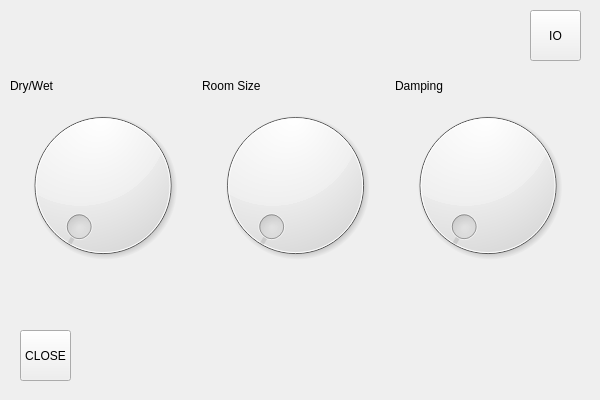
Above: CrimsonGUI/dialogreverb1.ui from eduardosacco/crimsonfx before the change. Below: the same form after it.
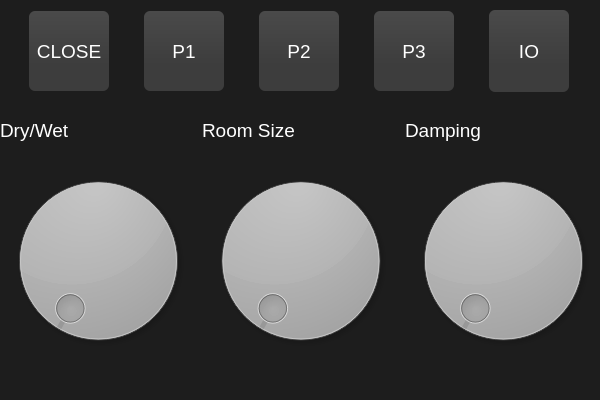
That is the form after the change.

The edit to the form file:
```diff
--- a/CrimsonGUI/dialogreverb1.ui
+++ b/CrimsonGUI/dialogreverb1.ui
@@ -13,42 +13,42 @@
   <property name="windowTitle">
    <string>Dialog</string>
   </property>
-  <widget class="QToolButton" name="tBtnClose">
-   <property name="geometry">
-    <rect>
-     <x>20</x>
-     <y>330</y>
-     <width>51</width>
-     <height>51</height>
-    </rect>
-   </property>
-   <property name="text">
-    <string>CLOSE</string>
-   </property>
-  </widget>
-  <widget class="QToolButton" name="toolButton_2">
-   <property name="geometry">
-    <rect>
-     <x>530</x>
-     <y>10</y>
-     <width>51</width>
-     <height>51</height>
-    </rect>
-   </property>
-   <property name="text">
-    <string>IO</string>
-   </property>
-   <property name="checkable">
-    <bool>true</bool>
-   </property>
-  </widget>
+  <property name="styleSheet">
+   <string notr="true">QDialog{
+background-color:#1d1d1d;
+}
+QDial{
+background-color: #3d3d3d;
+}
+QPushButton {
+font:14pt;
+font-family:Segoe UI;
+color:#fff;
+border: 0px;
+border-radius: 6px;      
+background-color: qlineargradient(x1: 0, y1: 0, x2: 0, y2: 0.67,  stop: 0 #4a4a4a, stop: 1 #3d3d3d);
+}
+ QPushButton:pressed {
+font:14pt;
+font-family:Segoe UI;
+color:#fff;
+border: 0px;
+background-color: qlineargradient(x1: 0, y1: 0, x2: 0, y2: 0.67, stop: 0 #3d3d3d, stop: 1 #303030);
+}
+QLabel{
+font:14pt;
+font-family:Segoe UI;
+color:#fff;
+qproperty-alignment:AlignCenter;
+}</string>
+  </property>
   <widget class="QWidget" name="horizontalLayoutWidget">
    <property name="geometry">
     <rect>
-     <x>10</x>
-     <y>70</y>
-     <width>571</width>
-     <height>31</height>
+     <x>0</x>
+     <y>100</y>
+     <width>601</width>
+     <height>61</height>
     </rect>
    </property>
    <layout class="QHBoxLayout" name="horizontalLayout">
@@ -78,10 +78,10 @@
   <widget class="QWidget" name="gridLayoutWidget">
    <property name="geometry">
     <rect>
-     <x>10</x>
-     <y>100</y>
-     <width>571</width>
-     <height>171</height>
+     <x>0</x>
+     <y>160</y>
+     <width>601</width>
+     <height>201</height>
     </rect>
    </property>
    <layout class="QGridLayout" name="gridLayout">
@@ -96,6 +96,117 @@
     </item>
    </layout>
   </widget>
+  <widget class="QWidget" name="horizontalLayoutWidget_2">
+   <property name="geometry">
+    <rect>
+     <x>0</x>
+     <y>10</y>
+     <width>601</width>
+     <height>82</height>
+    </rect>
+   </property>
+   <layout class="QHBoxLayout" name="horizontalLayout_2">
+    <item>
+     <widget class="QPushButton" name="btnClose">
+      <property name="sizePolicy">
+       <sizepolicy hsizetype="Fixed" vsizetype="Fixed">
+        <horstretch>0</horstretch>
+        <verstretch>0</verstretch>
+       </sizepolicy>
+      </property>
+      <property name="minimumSize">
+       <size>
+        <width>80</width>
+        <height>80</height>
+       </size>
+      </property>
+      <property name="text">
+       <string>CLOSE</string>
+      </property>
+     </widget>
+    </item>
+    <item>
+     <widget class="QPushButton" name="btnPreset1">
+      <property name="sizePolicy">
+       <sizepolicy hsizetype="Fixed" vsizetype="Fixed">
+        <horstretch>0</horstretch>
+        <verstretch>0</verstretch>
+       </sizepolicy>
+      </property>
+      <property name="minimumSize">
+       <size>
+        <width>80</width>
+        <height>80</height>
+       </size>
+      </property>
+      <property name="text">
+       <string>P1</string>
+      </property>
+     </widget>
+    </item>
+    <item>
+     <widget class="QPushButton" name="btnPreset2">
+      <property name="sizePolicy">
+       <sizepolicy hsizetype="Fixed" vsizetype="Fixed">
+        <horstretch>0</horstretch>
+        <verstretch>0</verstretch>
+       </sizepolicy>
+      </property>
+      <property name="minimumSize">
+       <size>
+        <width>80</width>
+        <height>80</height>
+       </size>
+      </property>
+      <property name="text">
+       <string>P2</string>
+      </property>
+     </widget>
+    </item>
+    <item>
+     <widget class="QPushButton" name="btnPreset3">
+      <property name="sizePolicy">
+       <sizepolicy hsizetype="Fixed" vsizetype="Fixed">
+        <horstretch>0</horstretch>
+        <verstretch>0</verstretch>
+       </sizepolicy>
+      </property>
+      <property name="minimumSize">
+       <size>
+        <width>80</width>
+        <height>80</height>
+       </size>
+      </property>
+      <property name="text">
+       <string>P3</string>
+      </property>
+     </widget>
+    </item>
+    <item>
+     <widget class="QPushButton" name="btnOnOff">
+      <property name="sizePolicy">
+       <sizepolicy hsizetype="Maximum" vsizetype="Expanding">
+        <horstretch>0</horstretch>
+        <verstretch>0</verstretch>
+       </sizepolicy>
+      </property>
+      <property name="minimumSize">
+       <size>
+        <width>80</width>
+        <height>0</height>
+       </size>
+      </property>
+      <property name="text">
+       <string>IO</string>
+      </property>
+     </widget>
+    </item>
+   </layout>
+  </widget>
+  <zorder>horizontalLayoutWidget</zorder>
+  <zorder>gridLayoutWidget</zorder>
+  <zorder>horizontalLayoutWidget_2</zorder>
+  <zorder>lblGain</zorder>
  </widget>
  <resources/>
  <connections/>
```
